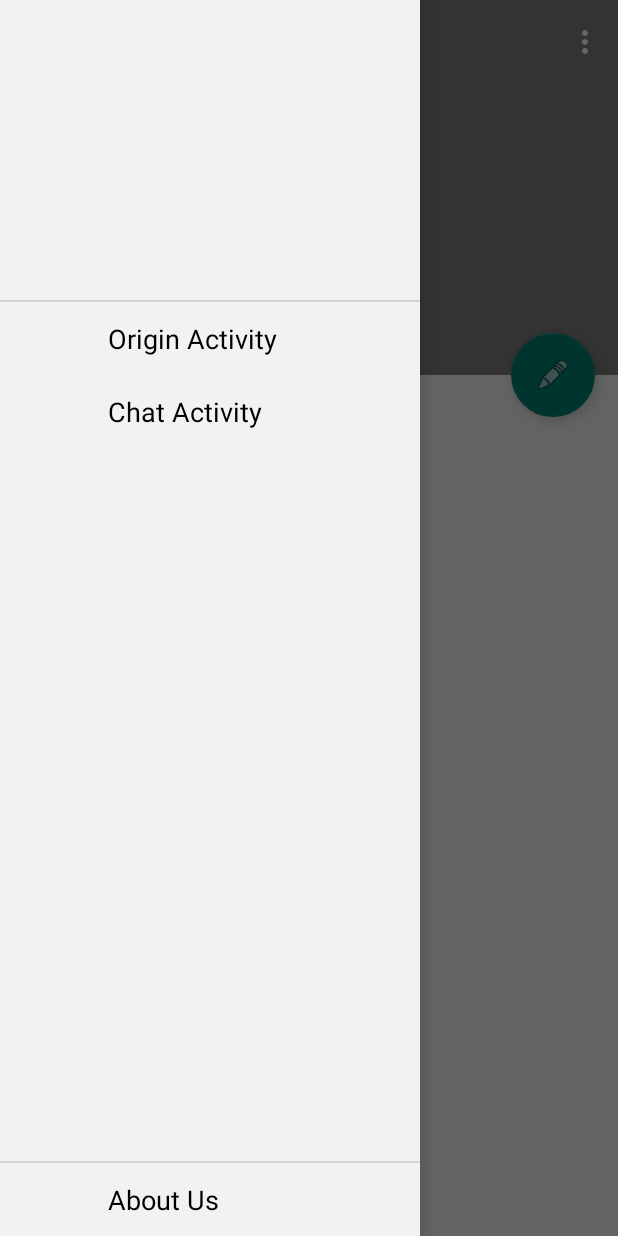
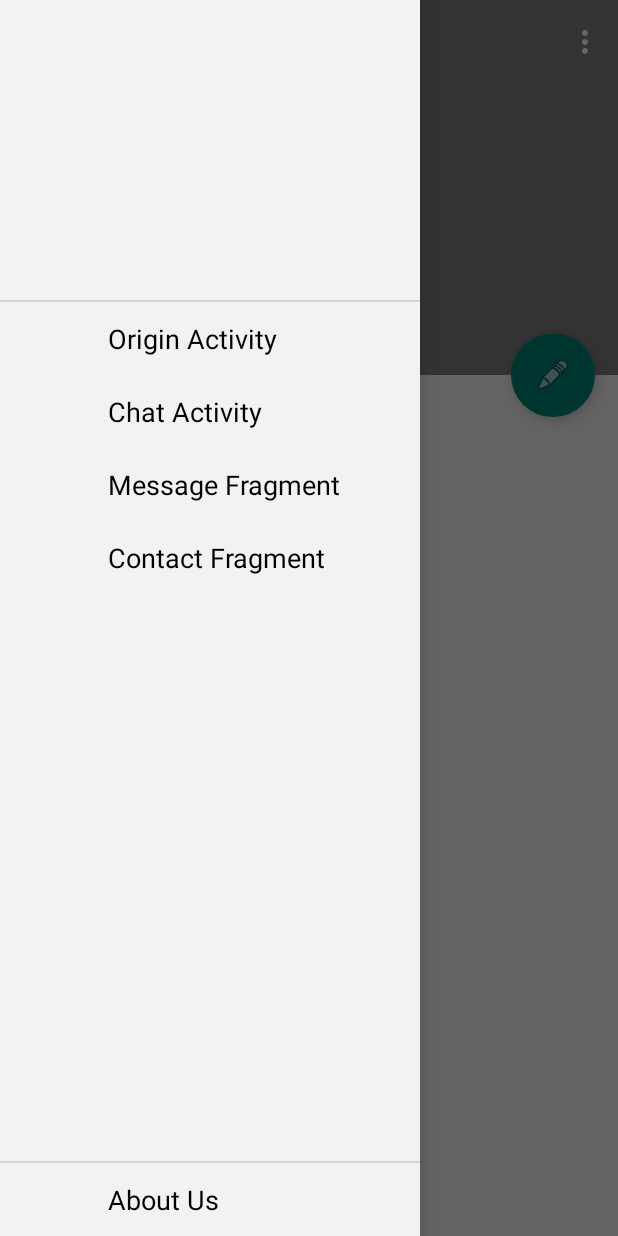
Before and after one commit to ToAndroid/iHandy-Message, an Android app: the screen it shows after launch (MainActivity), with the side drawer open, on a phone screen of 412 x 824 dp. Run offline under Robolectric (Android 15) with nearby library versions, the phone set to English and light mode, and no system bars; libraries missing offline, so code that uses them is left out: com.baidu.mapapi, com.ihs.account, com.ihs.app, com.ihs.commons, com.nostra13.universalimageloader; 13 statements that could not run were skipped.

Commit message:
ui: add fragment navigation in drawer

```diff
--- a/app/src/main/java/me/hqythu/ihs/message/ui/DrawerListAdapter.java
+++ b/app/src/main/java/me/hqythu/ihs/message/ui/DrawerListAdapter.java
@@ -1,13 +1,19 @@
 package me.hqythu.ihs.message.ui;
 
 import android.app.Activity;
+import android.support.v4.app.Fragment;
+import android.support.v4.app.FragmentManager;
 import android.support.v4.widget.DrawerLayout;
+import android.support.v7.app.AppCompatActivity;
 import android.support.v7.widget.RecyclerView;
 import android.view.LayoutInflater;
 import android.view.View;
 import android.view.ViewGroup;
 import android.widget.ImageView;
 import android.widget.TextView;
+
+import com.ihs.demo.message.ContactsFragment;
+import com.ihs.demo.message.MessagesFragment;
 
 import me.hqythu.ihs.message.R;
 
@@ -19,13 +25,25 @@ public class DrawerListAdapter extends RecyclerView.Adapter<DrawerListAdapter.Vi
 
     enum DrawerListItem {
         ORIGIN_ACTIVITY(
-            R.string.actionbar_menu_origin,
+            R.string.main_drawer_origin,
             0,
-            R.color.gray_600),
+            R.color.gray_600
+        ),
         CHAT_ACTIVITY(
-            R.string.actionbar_menu_chat_activity,
+            R.string.main_drawer_chat_activity,
             0,
-            R.color.gray_600),
+            R.color.gray_600
+        ),
+        MESSAGE_FRAGMENT(
+            R.string.main_drawer_message_fragment,
+            0,
+            R.color.gray_600
+        ),
+        CONTACT_FRAGMENT(
+            R.string.main_drawer_contact_fragment,
+            0,
+            R.color.gray_600
+        )
 //        CURRICULUM(
 //            R.string.actionbar_menu_curriculum,
 //            R.mipmap.ic_assignment_white_24dp,
@@ -84,12 +102,19 @@ public class DrawerListAdapter extends RecyclerView.Adapter<DrawerListAdapter.Vi
                 @Override
                 public void onClick(View v) {
                     mDrawerLayout.closeDrawers();
+                    Fragment f = null;
                     switch (item) {
                         case ORIGIN_ACTIVITY:
                             ActivityMixin.startOtherActivity(mActivity, com.ihs.demo.message.MainActivity.class);
                             break;
                         case CHAT_ACTIVITY:
                             ActivityMixin.startOtherActivity(mActivity, ChatActivity.class);
+                            break;
+                        case MESSAGE_FRAGMENT:
+                            f = new MessagesFragment();
+                            break;
+                        case CONTACT_FRAGMENT:
+                            f = new ContactsFragment();
                             break;
 //                        case SETTINGS:
 //                            break;
@@ -113,6 +138,13 @@ public class DrawerListAdapter extends RecyclerView.Adapter<DrawerListAdapter.Vi
                         default:
                             break;
                     }
+                    if (f == null) {
+                        return;
+                    }
+                    FragmentManager fragmentManager = mActivity.getSupportFragmentManager();
+                    fragmentManager.beginTransaction()
+                        .replace(R.id.main_activity_content, f)
+                        .commit();
                 }
             });
             mIcon.setImageResource(item.iconId);
@@ -122,10 +154,10 @@ public class DrawerListAdapter extends RecyclerView.Adapter<DrawerListAdapter.Vi
         }
     }
 
-    private Activity mActivity;
+    private AppCompatActivity mActivity;
     private DrawerLayout mDrawerLayout;
 
-    public DrawerListAdapter(Activity activity, DrawerLayout drawerLayout) {
+    public DrawerListAdapter(AppCompatActivity activity, DrawerLayout drawerLayout) {
         super();
         this.mActivity = activity;
         this.mDrawerLayout = drawerLayout;
--- a/app/src/main/res/layout/activity_main.xml
+++ b/app/src/main/res/layout/activity_main.xml
@@ -55,6 +55,28 @@
             </android.support.design.widget.CollapsingToolbarLayout>
 
         </android.support.design.widget.AppBarLayout>
+
+        <FrameLayout
+            android:id="@+id/main_activity_content"
+            android:layout_width="match_parent"
+            android:layout_height="match_parent"
+            app:layout_behavior="@string/appbar_scrolling_view_behavior">
+            <android.support.v4.widget.NestedScrollView
+                android:layout_width="match_parent"
+                android:layout_height="match_parent"
+                android:fillViewport="true" />
+        </FrameLayout>
+
+        <!--<android.support.v4.widget.NestedScrollView-->
+            <!--android:layout_width="match_parent"-->
+            <!--android:layout_height="match_parent"-->
+            <!--android:fillViewport="true"-->
+            <!--app:layout_behavior="@string/appbar_scrolling_view_behavior">-->
+            <!--<FrameLayout-->
+                <!--android:id="@+id/main_activity_content"-->
+                <!--android:layout_width="match_parent"-->
+                <!--android:layout_height="match_parent" />-->
+        <!--</android.support.v4.widget.NestedScrollView>-->
 
         <!--<android.support.v7.widget.RecyclerView-->
             <!--android:id="@+id/card_recycler_view"-->
@@ -147,7 +169,7 @@
                 android:layout_marginRight="10dp"
                 android:ellipsize="end"
                 android:singleLine="true"
-                android:text="@string/actionbar_menu_about"
+                android:text="@string/main_drawer_about"
                 android:textAppearance="?android:attr/textAppearanceMedium"
                 android:textColor="@color/BLACK" />
 
--- a/app/src/main/res/values/main_drawer_strings.xml
+++ b/app/src/main/res/values/main_drawer_strings.xml
@@ -1,8 +1,10 @@
 <?xml version="1.0" encoding="utf-8"?>
 <resources>
-    <string name="actionbar_menu_about">About Us</string>
-    <string name="actionbar_menu_origin">Origin Activity</string>
-    <string name="actionbar_menu_chat_activity">Chat Activity</string>
+    <string name="main_drawer_about">About Us</string>
+    <string name="main_drawer_origin">Origin Activity</string>
+    <string name="main_drawer_chat_activity">Chat Activity</string>
+    <string name="main_drawer_message_fragment">Message Fragment</string>
+    <string name="main_drawer_contact_fragment">Contact Fragment</string>
 
     <string name="open_drawer">Open Drawer</string>
     <string name="close_drawer">Close Drawer</string>
```
Also changed, not shown: 1 other file.
